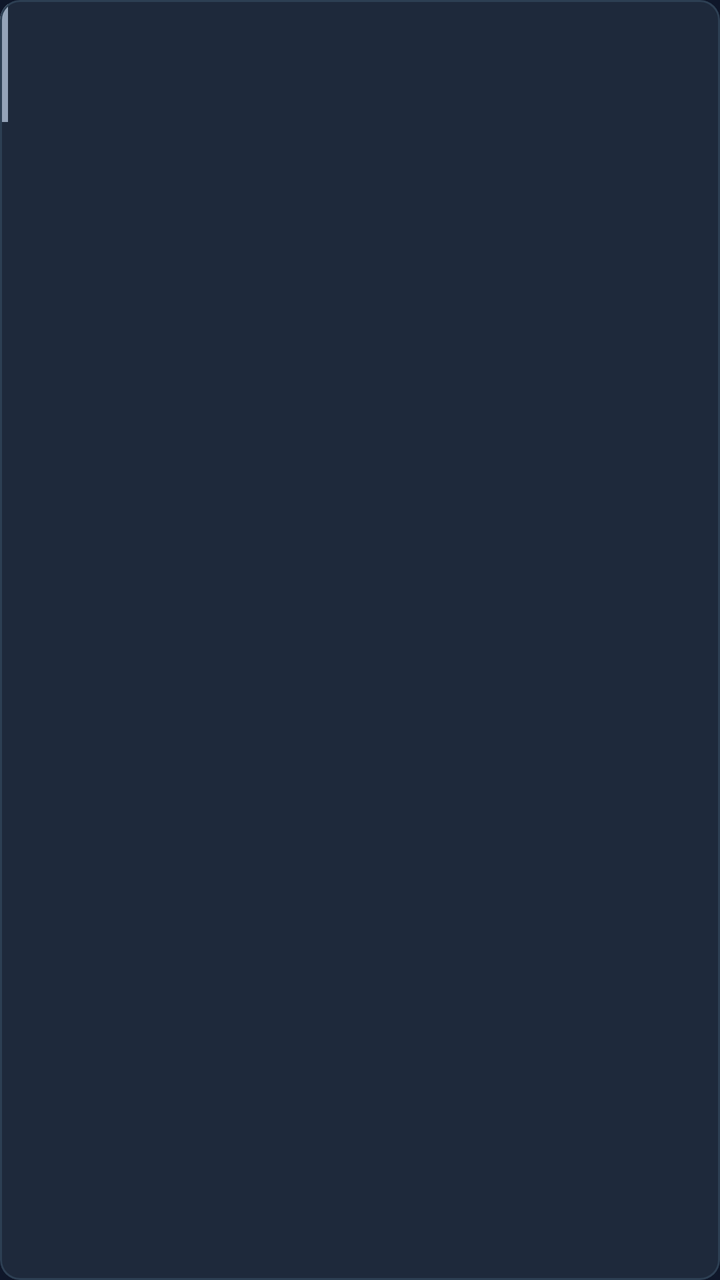
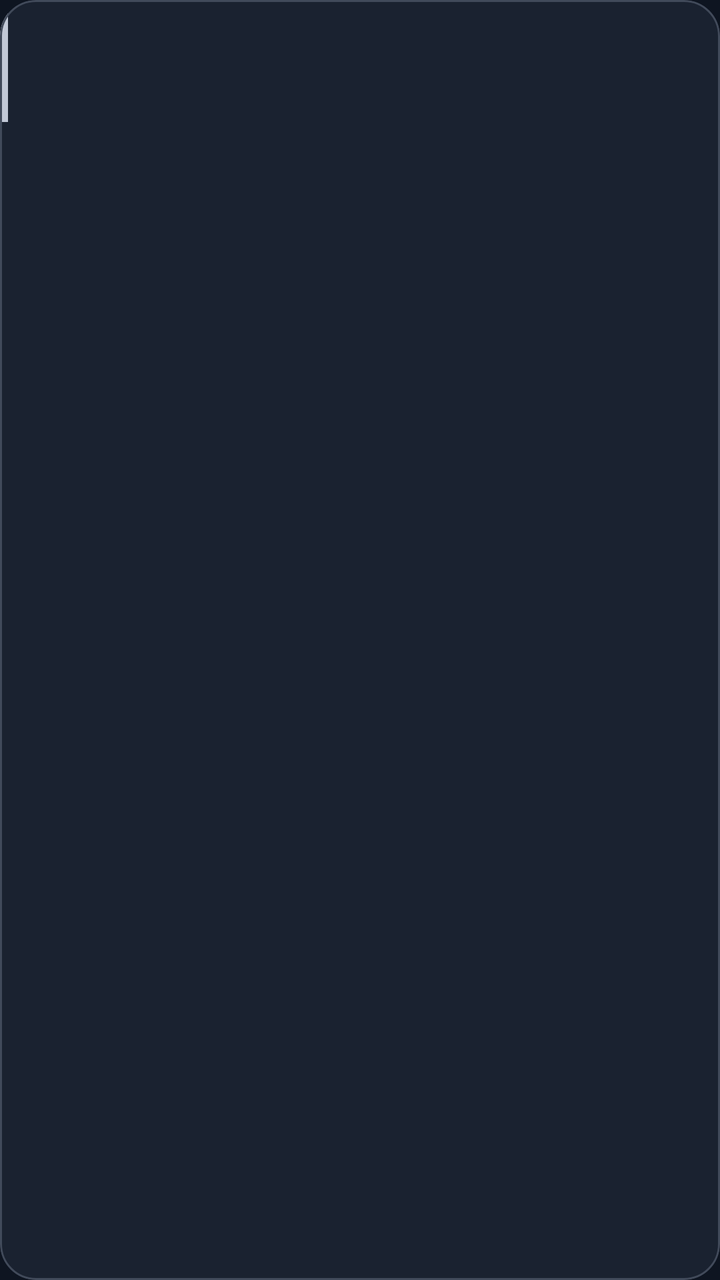

Screens rendered from an Android XML layout before and after an edit, with the pre-edit source and the edit as a unified diff.
<!-- AndroidManifest.xml: application theme Theme.Xmd -->
<!-- res/layout/item_queue.xml -->
<?xml version="1.0" encoding="utf-8"?>
<com.google.android.material.card.MaterialCardView
    xmlns:android="http://schemas.android.com/apk/res/android"
    xmlns:app="http://schemas.android.com/apk/res-auto"
    android:layout_width="match_parent"
    android:layout_height="wrap_content"
    android:layout_marginBottom="8dp"
    app:cardBackgroundColor="@color/ff_surface"
    app:cardCornerRadius="10dp"
    app:cardElevation="0dp"
    app:strokeColor="@color/ff_divider"
    app:strokeWidth="1dp">

    <LinearLayout
        android:layout_width="match_parent"
        android:layout_height="wrap_content"
        android:orientation="horizontal">

        
        <View
            android:id="@+id/statusIndicator"
            android:layout_width="4dp"
            android:layout_height="match_parent"
            android:background="@color/ff_muted" />

        
        <LinearLayout
            android:layout_width="0dp"
            android:layout_height="wrap_content"
            android:layout_weight="1"
            android:orientation="vertical"
            android:padding="12dp">

            
            <LinearLayout
                android:layout_width="match_parent"
                android:layout_height="wrap_content"
                android:orientation="horizontal"
                android:gravity="center_vertical">

                <TextView
                    android:id="@+id/itemTitle"
                    android:layout_width="0dp"
                    android:layout_height="wrap_content"
                    android:layout_weight="1"
                    android:textColor="@color/ff_text"
                    android:textStyle="bold"
                    android:textSize="13sp"
                    android:maxLines="1"
                    android:ellipsize="middle" />

                <TextView
                    android:id="@+id/itemCategory"
                    android:layout_width="wrap_content"
                    android:layout_height="wrap_content"
                    android:layout_marginStart="8dp"
                    android:textColor="@color/ff_accent"
                    android:textSize="10sp" />
            </LinearLayout>

            
            <TextView
                android:id="@+id/itemStatus"
                android:layout_width="match_parent"
                android:layout_height="wrap_content"
                android:layout_marginTop="3dp"
                android:textColor="@color/ff_muted"
                android:textSize="12sp"
                android:maxLines="2"
                android:ellipsize="end" />

            
            <TextView
                android:id="@+id/itemSizeText"
                android:layout_width="match_parent"
                android:layout_height="wrap_content"
                android:layout_marginTop="8dp"
                android:textColor="@color/ff_text"
                android:textSize="15sp"
                android:textStyle="bold"
                android:visibility="gone" />

            
            <ProgressBar
                android:id="@+id/itemProgress"
                style="?android:attr/progressBarStyleHorizontal"
                android:layout_width="match_parent"
                android:layout_height="5dp"
                android:layout_marginTop="8dp"
                android:max="100"
                android:visibility="gone"
                android:progressTint="@color/ff_accent"
                android:progressBackgroundTint="@color/ff_divider" />

            
            <TextView
                android:id="@+id/itemSpeedEta"
                android:layout_width="match_parent"
                android:layout_height="wrap_content"
                android:layout_marginTop="5dp"
                android:textColor="@color/ff_muted"
                android:textSize="11sp"
                android:visibility="gone" />

            
            <LinearLayout
                android:id="@+id/itemActions"
                android:layout_width="match_parent"
                android:layout_height="wrap_content"
                android:layout_marginTop="6dp"
                android:orientation="horizontal"
                android:visibility="gone">

                <Button
                    android:id="@+id/itemPauseResume"
                    style="?android:attr/borderlessButtonStyle"
                    android:layout_width="wrap_content"
                    android:layout_height="wrap_content"
                    android:minWidth="0dp"
                    android:minHeight="0dp"
                    android:paddingHorizontal="0dp"
                    android:layout_marginEnd="24dp"
                    android:textColor="@color/ff_accent"
                    android:textSize="13sp"
                    android:textStyle="bold"
                    android:text="@string/action_pause" />

                <Button
                    android:id="@+id/itemCancel"
                    style="?android:attr/borderlessButtonStyle"
                    android:layout_width="wrap_content"
                    android:layout_height="wrap_content"
                    android:minWidth="0dp"
                    android:minHeight="0dp"
                    android:paddingHorizontal="0dp"
                    android:textColor="@color/ff_error"
                    android:textSize="13sp"
                    android:textStyle="bold"
                    android:text="@string/action_cancel" />
            </LinearLayout>

            
            <LinearLayout
                android:id="@+id/itemSecondaryActions"
                android:layout_width="match_parent"
                android:layout_height="wrap_content"
                android:layout_marginTop="6dp"
                android:orientation="horizontal"
                android:visibility="gone">

                <Button
                    android:id="@+id/itemRetry"
                    style="?android:attr/borderlessButtonStyle"
                    android:layout_width="wrap_content"
                    android:layout_height="wrap_content"
                    android:minWidth="0dp"
                    android:minHeight="0dp"
                    android:paddingHorizontal="0dp"
                    android:layout_marginEnd="24dp"
                    android:textColor="@color/ff_accent"
                    android:textSize="13sp"
                    android:textStyle="bold"
                    android:text="@string/action_retry" />

                <Button
                    android:id="@+id/itemOpen"
                    style="?android:attr/borderlessButtonStyle"
                    android:layout_width="wrap_content"
                    android:layout_height="wrap_content"
                    android:minWidth="0dp"
                    android:minHeight="0dp"
                    android:paddingHorizontal="0dp"
                    android:layout_marginEnd="24dp"
                    android:textColor="@color/ff_accent"
                    android:textSize="13sp"
                    android:textStyle="bold"
                    android:text="@string/action_open" />

                <Button
                    android:id="@+id/itemClear"
                    style="?android:attr/borderlessButtonStyle"
                    android:layout_width="wrap_content"
                    android:layout_height="wrap_content"
                    android:minWidth="0dp"
                    android:minHeight="0dp"
                    android:paddingHorizontal="0dp"
                    android:textColor="@color/ff_muted"
                    android:textSize="13sp"
                    android:textStyle="bold"
                    android:text="@string/action_clear" />
            </LinearLayout>

        </LinearLayout>
    </LinearLayout>
</com.google.android.material.card.MaterialCardView>
<!-- resources referenced by this layout -->
<resources>
  <color name="ff_accent">#38BDF8</color>
  <color name="ff_divider">#2D3F53</color>
  <color name="ff_error">#F87171</color>
  <color name="ff_muted">#94A3B8</color>
  <color name="ff_surface">#1E293B</color>
  <color name="ff_text">#F1F5F9</color>
  <style name="Theme.Xmd" parent="Theme.MaterialComponents.DayNight.NoActionBar">
          <item name="colorPrimary">@color/ff_accent</item>
          <item name="colorPrimaryDark">@color/ff_bg</item>
          <item name="colorAccent">@color/ff_accent</item>
          <item name="android:windowBackground">@color/ff_bg</item>
          <item name="android:statusBarColor">@color/ff_bg</item>
      </style>
  <color name="ff_bg">#0F172A</color>
  <!-- unchanged entries left out for length: 5 -->
</resources>

<!-- the commit's change to res/layout/item_queue.xml (unified diff, before → after) -->
@@ -6,7 +6,7 @@
     android:layout_height="wrap_content"
     android:layout_marginBottom="8dp"
     app:cardBackgroundColor="@color/ff_surface"
-    app:cardCornerRadius="10dp"
+    app:cardCornerRadius="18dp"
     app:cardElevation="0dp"
     app:strokeColor="@color/ff_divider"
     app:strokeWidth="1dp">
@@ -81,16 +81,17 @@
                 android:visibility="gone" />
 
             
-            <ProgressBar
+            <com.google.android.material.progressindicator.LinearProgressIndicator
                 android:id="@+id/itemProgress"
-                style="?android:attr/progressBarStyleHorizontal"
+                style="@style/Widget.Xmd.ProgressIndicator"
                 android:layout_width="match_parent"
-                android:layout_height="5dp"
+                android:layout_height="wrap_content"
                 android:layout_marginTop="8dp"
                 android:max="100"
                 android:visibility="gone"
-                android:progressTint="@color/ff_accent"
-                android:progressBackgroundTint="@color/ff_divider" />
+                app:trackThickness="6dp"
+                app:indicatorColor="@color/m3_primary"
+                app:trackColor="@color/m3_surface_container_highest" />
 
             
             <TextView
<!-- resource entries referenced after the edit -->
@@ -1,19 +1,227 @@
 <!-- resources referenced by this layout -->
 <resources>
-  <color name="ff_accent">#38BDF8</color>
-  <color name="ff_divider">#2D3F53</color>
-  <color name="ff_error">#F87171</color>
-  <color name="ff_muted">#94A3B8</color>
-  <color name="ff_surface">#1E293B</color>
-  <color name="ff_text">#F1F5F9</color>
-  <style name="Theme.Xmd" parent="Theme.MaterialComponents.DayNight.NoActionBar">
-          <item name="colorPrimary">@color/ff_accent</item>
-          <item name="colorPrimaryDark">@color/ff_bg</item>
-          <item name="colorAccent">@color/ff_accent</item>
-          <item name="android:windowBackground">@color/ff_bg</item>
-          <item name="android:statusBarColor">@color/ff_bg</item>
-      </style>
-  <color name="ff_bg">#0F172A</color>
+  <color name="ff_accent">#7CD4FF</color>
+  <color name="ff_divider">#414A5A</color>
+  <color name="ff_error">#FFB4AB</color>
+  <color name="ff_muted">#C1C8D6</color>
+  <color name="ff_surface">#1A2230</color>
+  <color name="ff_text">#E1E2E8</color>
+  <color name="m3_primary">#7CD4FF</color>
+  <color name="m3_surface_container_highest">#303B4A</color>
+  <style name="Widget.Xmd.ProgressIndicator" parent="Widget.Material3.LinearProgressIndicator">
+          <item name="trackColor">@color/m3_surface_container_high</item>
+          <item name="indicatorColor">@color/m3_primary</item>
+          <item name="trackCornerRadius">8dp</item>
+      </style>
+  <style name="Theme.Xmd" parent="Theme.Material3.Dark.NoActionBar">
+          
+          <item name="colorPrimary">@color/m3_primary</item>
+          <item name="colorOnPrimary">@color/m3_on_primary</item>
+          <item name="colorPrimaryContainer">@color/m3_primary_container</item>
+          <item name="colorOnPrimaryContainer">@color/m3_on_primary_container</item>
+  
+          <item name="colorSecondary">@color/m3_secondary</item>
+          <item name="colorOnSecondary">@color/m3_on_secondary</item>
+          <item name="colorSecondaryContainer">@color/m3_secondary_container</item>
+          <item name="colorOnSecondaryContainer">@color/m3_on_secondary_container</item>
+  
+          <item name="colorTertiary">@color/m3_tertiary</item>
+          <item name="colorOnTertiary">@color/m3_on_tertiary</item>
+          <item name="colorTertiaryContainer">@color/m3_tertiary_container</item>
+          <item name="colorOnTertiaryContainer">@color/m3_on_tertiary_container</item>
+  
+          <item name="colorError">@color/m3_error</item>
+          <item name="colorOnError">@color/m3_on_error</item>
+          <item name="colorErrorContainer">@color/m3_error_container</item>
+          <item name="colorOnErrorContainer">@color/m3_on_error_container</item>
+  
+          <item name="android:colorBackground">@color/m3_background</item>
+          <item name="colorOnBackground">@color/m3_on_background</item>
+          <item name="colorSurface">@color/m3_surface</item>
+          <item name="colorOnSurface">@color/m3_on_surface</item>
+          <item name="colorSurfaceDim">@color/m3_surface_dim</item>
+          <item name="colorSurfaceBright">@color/m3_surface_bright</item>
+          <item name="colorSurfaceContainerLowest">@color/m3_surface_container_lowest</item>
+          <item name="colorSurfaceContainerLow">@color/m3_surface_container_low</item>
+          <item name="colorSurfaceContainer">@color/m3_surface_container</item>
+          <item name="colorSurfaceContainerHigh">@color/m3_surface_container_high</item>
+          <item name="colorSurfaceContainerHighest">@color/m3_surface_container_highest</item>
+          <item name="colorOnSurfaceVariant">@color/m3_on_surface_variant</item>
+          <item name="colorOutline">@color/m3_outline</item>
+          <item name="colorOutlineVariant">@color/m3_outline_variant</item>
+  
+          <item name="colorSurfaceVariant">@color/m3_surface_container_high</item>
+          <item name="colorSurfaceInverse">@color/m3_inverse_surface</item>
+          <item name="colorOnSurfaceInverse">@color/m3_inverse_on_surface</item>
+          <item name="colorPrimaryInverse">@color/m3_inverse_primary</item>
+  
+          
+          <item name="colorPrimaryDark">@color/m3_background</item>
+          <item name="colorAccent">@color/m3_primary</item>
+          <item name="android:windowBackground">@color/m3_background</item>
+          <item name="android:statusBarColor">@color/m3_background</item>
+          <item name="android:navigationBarColor">@color/m3_background</item>
+          <item name="android:windowLightStatusBar">false</item>
+  
+          
+          <item name="shapeAppearanceCornerExtraSmall">@style/ShapeAppearance.Xmd.ExtraSmall</item>
+          <item name="shapeAppearanceCornerSmall">@style/ShapeAppearance.Xmd.Small</item>
+          <item name="shapeAppearanceCornerMedium">@style/ShapeAppearance.Xmd.Medium</item>
+          <item name="shapeAppearanceCornerLarge">@style/ShapeAppearance.Xmd.Large</item>
+          <item name="shapeAppearanceCornerExtraLarge">@style/ShapeAppearance.Xmd.ExtraLarge</item>
+  
+          
+          <item name="textAppearanceTitleLarge">@style/TextAppearance.Xmd.TitleLarge</item>
+          <item name="textAppearanceTitleMedium">@style/TextAppearance.Xmd.TitleMedium</item>
+          <item name="textAppearanceLabelLarge">@style/TextAppearance.Xmd.LabelLarge</item>
+  
+          
+          <item name="materialButtonStyle">@style/Widget.Xmd.Button</item>
+          <item name="materialButtonOutlinedStyle">@style/Widget.Xmd.Button.Outlined</item>
+          <item name="borderlessButtonStyle">@style/Widget.Xmd.Button.Text</item>
+          <item name="materialCardViewStyle">@style/Widget.Xmd.CardView</item>
+          <item name="chipStyle">@style/Widget.Xmd.Chip</item>
+          <item name="bottomNavigationStyle">@style/Widget.Xmd.BottomNavigationView</item>
+          <item name="floatingActionButtonStyle">@style/Widget.Xmd.FloatingActionButton</item>
+          <item name="toolbarStyle">@style/Widget.Xmd.Toolbar</item>
+          <item name="materialAlertDialogTheme">@style/ThemeOverlay.Xmd.AlertDialog</item>
+          <item name="textInputStyle">@style/Widget.Xmd.TextInputLayout</item>
+          <item name="linearProgressIndicatorStyle">@style/Widget.Xmd.ProgressIndicator</item>
+          <item name="switchStyle">@style/Widget.Xmd.Switch</item>
+          <item name="materialSwitchStyle">@style/Widget.Xmd.Switch</item>
+      </style>
+  <color name="m3_surface_container_high">#25303F</color>
+  <color name="m3_on_primary">#00344A</color>
+  <color name="m3_primary_container">#00496A</color>
+  <color name="m3_on_primary_container">#C7E7FF</color>
+  <color name="m3_secondary">#B7CAD6</color>
+  <color name="m3_on_secondary">#22323C</color>
+  <color name="m3_secondary_container">#3A4953</color>
+  <color name="m3_on_secondary_container">#D3E5F2</color>
+  <color name="m3_tertiary">#FFB4A0</color>
+  <color name="m3_on_tertiary">#5C1900</color>
+  <color name="m3_tertiary_container">#7D2C0F</color>
+  <color name="m3_on_tertiary_container">#FFDBCF</color>
+  <color name="m3_error">#FFB4AB</color>
+  <color name="m3_on_error">#690005</color>
+  <color name="m3_error_container">#93000A</color>
+  <color name="m3_on_error_container">#FFDAD6</color>
+  <color name="m3_background">#0E1521</color>
+  <color name="m3_on_background">#E1E2E8</color>
+  <color name="m3_surface">#0E1521</color>
+  <color name="m3_on_surface">#E1E2E8</color>
+  <color name="m3_surface_dim">#0E1521</color>
+  <color name="m3_surface_bright">#343B47</color>
+  <color name="m3_surface_container_lowest">#090E17</color>
+  <color name="m3_surface_container_low">#161D2A</color>
+  <color name="m3_surface_container">#1A2230</color>
+  <color name="m3_on_surface_variant">#C1C8D6</color>
+  <color name="m3_outline">#8B93A3</color>
+  <color name="m3_outline_variant">#414A5A</color>
+  <color name="m3_inverse_surface">#E1E2E8</color>
+  <color name="m3_inverse_on_surface">#1A2230</color>
+  <color name="m3_inverse_primary">#00658F</color>
+  <style name="ShapeAppearance.Xmd.ExtraSmall" parent="ShapeAppearance.Material3.Corner.ExtraSmall">
+          <item name="cornerFamily">rounded</item>
+          <item name="cornerSize">10dp</item>
+      </style>
+  <style name="ShapeAppearance.Xmd.Small" parent="ShapeAppearance.Material3.Corner.Small">
+          <item name="cornerFamily">rounded</item>
+          <item name="cornerSize">14dp</item>
+      </style>
+  <style name="ShapeAppearance.Xmd.Medium" parent="ShapeAppearance.Material3.Corner.Medium">
+          <item name="cornerFamily">rounded</item>
+          <item name="cornerSize">20dp</item>
+      </style>
+  <style name="ShapeAppearance.Xmd.Large" parent="ShapeAppearance.Material3.Corner.Large">
+          <item name="cornerFamily">rounded</item>
+          <item name="cornerSize">28dp</item>
+      </style>
+  <style name="ShapeAppearance.Xmd.ExtraLarge" parent="ShapeAppearance.Material3.Corner.ExtraLarge">
+          <item name="cornerFamily">rounded</item>
+          <item name="cornerSize">36dp</item>
+      </style>
+  <style name="TextAppearance.Xmd.TitleLarge" parent="TextAppearance.Material3.TitleLarge">
+          <item name="fontFamily">sans-serif-medium</item>
+          <item name="android:fontFamily">sans-serif-medium</item>
+          <item name="android:letterSpacing">0.0</item>
+      </style>
+  <style name="TextAppearance.Xmd.TitleMedium" parent="TextAppearance.Material3.TitleMedium">
+          <item name="fontFamily">sans-serif-medium</item>
+          <item name="android:fontFamily">sans-serif-medium</item>
+      </style>
+  <style name="TextAppearance.Xmd.LabelLarge" parent="TextAppearance.Material3.LabelLarge">
+          <item name="fontFamily">sans-serif-medium</item>
+          <item name="android:fontFamily">sans-serif-medium</item>
+          <item name="android:letterSpacing">0.02</item>
+      </style>
+  <style name="Widget.Xmd.Button" parent="Widget.Material3.Button">
+          <item name="shapeAppearance">@style/ShapeAppearance.Xmd.Full</item>
+          <item name="android:textAllCaps">false</item>
+          <item name="android:paddingStart">24dp</item>
+          <item name="android:paddingEnd">24dp</item>
+          <item name="android:letterSpacing">0.0</item>
+      </style>
+  <style name="Widget.Xmd.Button.Outlined" parent="Widget.Material3.Button.OutlinedButton">
+          <item name="shapeAppearance">@style/ShapeAppearance.Xmd.Full</item>
+          <item name="android:textAllCaps">false</item>
+          <item name="strokeColor">@color/m3_outline</item>
+          <item name="strokeWidth">1dp</item>
+      </style>
+  <style name="Widget.Xmd.Button.Text" parent="Widget.Material3.Button.TextButton">
+          <item name="shapeAppearance">@style/ShapeAppearance.Xmd.Full</item>
+          <item name="android:textAllCaps">false</item>
+      </style>
+  <style name="Widget.Xmd.CardView" parent="Widget.Material3.CardView.Outlined">
+          <item name="shapeAppearance">@style/ShapeAppearance.Xmd.Medium</item>
+          <item name="cardBackgroundColor">@color/m3_surface_container</item>
+          <item name="strokeColor">@color/m3_outline_variant</item>
+          <item name="strokeWidth">1dp</item>
+          <item name="cardElevation">0dp</item>
+      </style>
+  <style name="Widget.Xmd.Chip" parent="Widget.Material3.Chip.Assist">
+          <item name="shapeAppearance">@style/ShapeAppearance.Xmd.Full</item>
+          <item name="chipBackgroundColor">@color/m3_secondary_container</item>
+          <item name="android:textColor">@color/m3_on_secondary_container</item>
+      </style>
+  <style name="Widget.Xmd.BottomNavigationView" parent="Widget.Material3.BottomNavigationView">
+          <item name="android:background">@color/m3_surface_container_low</item>
+          <item name="itemIconTint">@color/bottom_nav_colors</item>
+          <item name="itemTextColor">@color/bottom_nav_colors</item>
+          <item name="itemActiveIndicatorStyle">@style/Widget.Xmd.BottomNavigationView.ActiveIndicator</item>
+          <item name="elevation">0dp</item>
+      </style>
+  <style name="Widget.Xmd.FloatingActionButton" parent="Widget.Material3.FloatingActionButton.Primary">
+          <item name="shapeAppearance">@style/ShapeAppearance.Xmd.Large</item>
+          <item name="backgroundTint">@color/m3_primary_container</item>
+          <item name="tint">@color/m3_on_primary_container</item>
+      </style>
+  <style name="Widget.Xmd.Toolbar" parent="Widget.Material3.Toolbar">
+          <item name="android:background">@color/m3_surface_container_low</item>
+          <item name="titleTextColor">@color/m3_on_surface</item>
+          <item name="titleTextAppearance">@style/TextAppearance.Xmd.TitleLarge</item>
+      </style>
+  <style name="ThemeOverlay.Xmd.AlertDialog" parent="ThemeOverlay.Material3.MaterialAlertDialog">
+          <item name="shapeAppearanceOverlay">@style/ShapeAppearance.Xmd.Large</item>
+          <item name="colorSurfaceContainerHigh">@color/m3_surface_container_high</item>
+      </style>
+  <style name="Widget.Xmd.TextInputLayout" parent="Widget.Material3.TextInputLayout.OutlinedBox">
+          <item name="shapeAppearance">@style/ShapeAppearance.Xmd.Medium</item>
+          <item name="boxStrokeColor">@color/m3_outline</item>
+          <item name="hintTextColor">@color/m3_on_surface_variant</item>
+      </style>
+  <style name="Widget.Xmd.Switch" parent="Widget.Material3.CompoundButton.MaterialSwitch">
+          <item name="thumbTint">@color/m3_on_primary</item>
+          <item name="trackTint">@color/m3_primary</item>
+      </style>
+  <style name="ShapeAppearance.Xmd.Full" parent="ShapeAppearance.Material3.Corner.Full">
+          <item name="cornerFamily">rounded</item>
+          <item name="cornerSize">50%</item>
+      </style>
+  <style name="Widget.Xmd.BottomNavigationView.ActiveIndicator" parent="Widget.Material3.BottomNavigationView.ActiveIndicator">
+          <item name="android:color">@color/m3_primary_container</item>
+          <item name="shapeAppearance">@style/ShapeAppearance.Xmd.Full</item>
+      </style>
   <!-- unchanged entries left out for length: 5 -->
 </resources>
 
